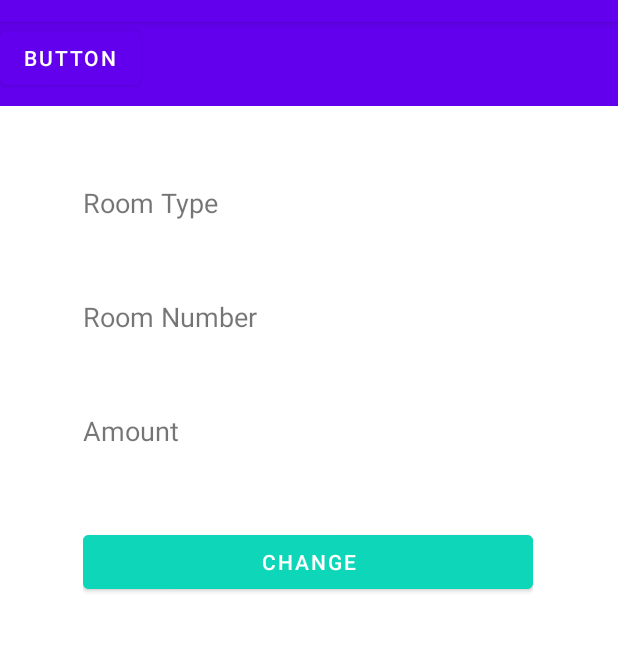
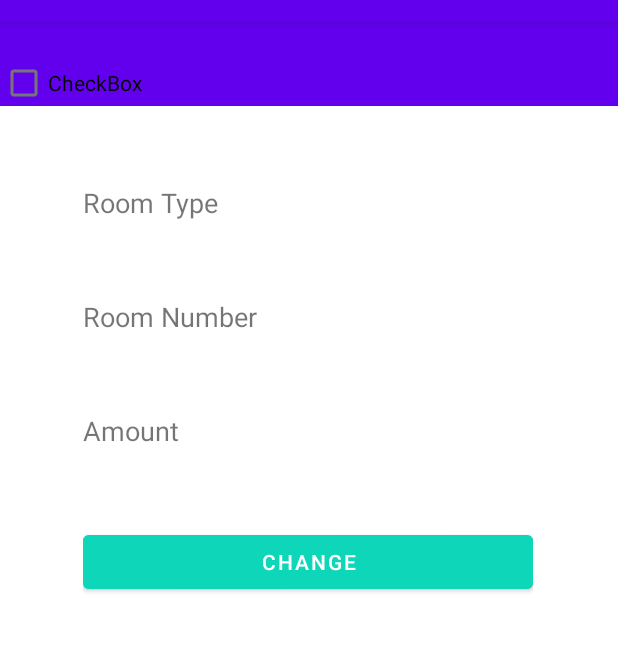
Before and after one commit to RobertHESSO/RoomReservation, an Android app: the BookedRoomList screen opened directly, with no data from a screen before it, on a phone screen of 412 x 824 dp, the part 62-714 px from its top. Run offline under Robolectric (Android 15) with nearby library versions, the phone set to English and light mode, and no system bars.

Commit message:
123 Test Test

```diff
--- a/app/src/main/res/layout/activity_booked_room_list.xml
+++ b/app/src/main/res/layout/activity_booked_room_list.xml
@@ -75,12 +75,12 @@
         app:layout_constraintStart_toStartOf="parent"
         app:layout_constraintTop_toTopOf="parent" />
 
-    <Button
-        android:id="@+id/button"
-        android:layout_width="wrap_content"
-        android:layout_height="wrap_content"
-        android:text="Button"
-        tools:layout_editor_absoluteX="156dp"
-        tools:layout_editor_absoluteY="602dp" />
+    <CheckBox
+        android:id="@+id/checkBox"
+        android:layout_width="177dp"
+        android:layout_height="81dp"
+        android:text="CheckBox"
+        tools:layout_editor_absoluteX="135dp"
+        tools:layout_editor_absoluteY="605dp" />
 
 </androidx.constraintlayout.widget.ConstraintLayout>
```
